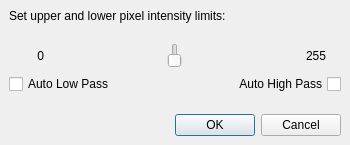
The window that SegmentationPlugins/ui/manual.ui (erikor/Imagine) describes before a commit, drawn with Qt 5.
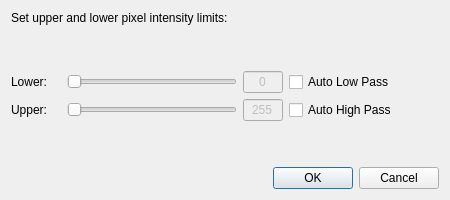
The same window after the commit. Custom widgets are drawn as their Qt base class.

Commit message: Removed all references to doubleslider and replaced the doublesliders with two sliders as double slider was very buggy, esp on OS X.

Patch:
```diff
--- a/SegmentationPlugins/ui/manual.ui
+++ b/SegmentationPlugins/ui/manual.ui
@@ -1,39 +1,33 @@
 <ui version="4.0" >
  <class>Dialog</class>
- <widget class="QDialog" name="Dialog" >
-  <property name="geometry" >
+ <widget class="QDialog" name="Dialog">
+  <property name="geometry">
    <rect>
     <x>0</x>
     <y>0</y>
-    <width>350</width>
-    <height>145</height>
+    <width>450</width>
+    <height>200</height>
    </rect>
   </property>
-  <property name="minimumSize" >
+  <property name="minimumSize">
    <size>
-    <width>350</width>
-    <height>145</height>
+    <width>450</width>
+    <height>200</height>
    </size>
   </property>
-  <property name="maximumSize" >
+  <property name="maximumSize">
    <size>
-    <width>350</width>
-    <height>145</height>
+    <width>450</width>
+    <height>200</height>
    </size>
   </property>
   <property name="windowTitle" >
    <string>Band pass filter settings</string>
   </property>
-  <layout class="QVBoxLayout" >
-   <property name="margin" >
-    <number>9</number>
-   </property>
-   <property name="spacing" >
-    <number>6</number>
-   </property>
+  <layout class="QVBoxLayout" name="verticalLayout">
    <item>
-    <widget class="QLabel" name="label" >
-     <property name="text" >
+    <widget class="QLabel" name="label">
+     <property name="text">
       <string>Set upper and lower pixel intensity limits:</string>
      </property>
     </widget>
@@ -52,74 +46,85 @@
     </spacer>
    </item>
    <item>
-    <layout class="QHBoxLayout" >
-     <property name="margin" >
-      <number>0</number>
-     </property>
-     <property name="spacing" >
-      <number>6</number>
-     </property>
+    <layout class="QHBoxLayout" name="horizontalLayout">
      <item>
-      <widget class="QLabel" name="min" >
-       <property name="minimumSize" >
+      <widget class="QLabel" name="label_3">
+       <property name="sizePolicy">
+        <sizepolicy hsizetype="Fixed" vsizetype="Preferred">
+         <horstretch>0</horstretch>
+         <verstretch>0</verstretch>
+        </sizepolicy>
+       </property>
+       <property name="minimumSize">
         <size>
-         <width>30</width>
+         <width>40</width>
          <height>0</height>
         </size>
        </property>
-       <property name="text" >
+       <property name="maximumSize">
+        <size>
+         <width>50</width>
+         <height>16777215</height>
+        </size>
+       </property>
+       <property name="text">
+        <string>Lower:</string>
+       </property>
+      </widget>
+     </item>
+     <item>
+      <widget class="QSlider" name="thresholdLower">
+       <property name="sizePolicy">
+        <sizepolicy hsizetype="Fixed" vsizetype="Fixed">
+         <horstretch>0</horstretch>
+         <verstretch>0</verstretch>
+        </sizepolicy>
+       </property>
+       <property name="minimumSize">
+        <size>
+         <width>170</width>
+         <height>0</height>
+        </size>
+       </property>
+       <property name="orientation">
+        <enum>Qt::Horizontal</enum>
+       </property>
+      </widget>
+     </item>
+     <item>
+      <widget class="QLineEdit" name="thresholdLowerLabel">
+       <property name="enabled">
+        <bool>false</bool>
+       </property>
+       <property name="sizePolicy">
+        <sizepolicy hsizetype="Fixed" vsizetype="Fixed">
+         <horstretch>0</horstretch>
+         <verstretch>0</verstretch>
+        </sizepolicy>
+       </property>
+       <property name="maximumSize">
+        <size>
+         <width>40</width>
+         <height>16777215</height>
+        </size>
+       </property>
+       <property name="text">
         <string>0</string>
        </property>
-       <property name="alignment" >
-        <set>Qt::AlignRight|Qt::AlignTrailing|Qt::AlignVCenter</set>
+       <property name="alignment">
+        <set>Qt::AlignCenter</set>
        </property>
       </widget>
      </item>
      <item>
-      <widget class="DoubleSlider" name="thresholdSlider" >
-       <property name="minimumSize" >
+      <widget class="QCheckBox" name="autoLow">
+       <property name="minimumSize">
         <size>
-         <width>250</width>
-         <height>25</height>
+         <width>50</width>
+         <height>0</height>
         </size>
        </property>
-       <property name="maximumSize" >
-        <size>
-         <width>16777215</width>
-         <height>25</height>
-        </size>
-       </property>
-       <property name="toolTip" >
-        <string>Double Slider</string>
-       </property>
-       <property name="whatsThis" >
-        <string>Allows setting min and max values on 1 slider</string>
-       </property>
-       <property name="orientation" >
-        <enum>Qt::Vertical</enum>
-       </property>
-      </widget>
-     </item>
-     <item>
-      <widget class="QLabel" name="max" >
-       <property name="text" >
-        <string>255</string>
-       </property>
-      </widget>
-     </item>
-    </layout>
-   </item>
-   <item>
-    <layout class="QHBoxLayout" >
-     <property name="margin" >
-      <number>0</number>
-     </property>
-     <property name="spacing" >
-      <number>6</number>
-     </property>
-     <item>
-      <widget class="QCheckBox" name="autoLow" >
-       <property name="layoutDirection" >
+       <property name="layoutDirection">
         <enum>Qt::LeftToRight</enum>
        </property>
        <property name="text" >
@@ -127,12 +132,91 @@
        </property>
       </widget>
      </item>
+    </layout>
+   </item>
+   <item>
+    <layout class="QHBoxLayout" name="layoutWidget_3">
      <item>
-      <widget class="QCheckBox" name="autoHigh" >
-       <property name="layoutDirection" >
-        <enum>Qt::RightToLeft</enum>
+      <widget class="QLabel" name="label_4">
+       <property name="sizePolicy">
+        <sizepolicy hsizetype="Fixed" vsizetype="Preferred">
+         <horstretch>0</horstretch>
+         <verstretch>0</verstretch>
+        </sizepolicy>
        </property>
-       <property name="text" >
+       <property name="minimumSize">
+        <size>
+         <width>50</width>
+         <height>0</height>
+        </size>
+       </property>
+       <property name="maximumSize">
+        <size>
+         <width>50</width>
+         <height>16777215</height>
+        </size>
+       </property>
+       <property name="text">
+        <string>Upper:</string>
+       </property>
+      </widget>
+     </item>
+     <item>
+      <widget class="QSlider" name="thresholdUpper">
+       <property name="sizePolicy">
+        <sizepolicy hsizetype="Fixed" vsizetype="Fixed">
+         <horstretch>0</horstretch>
+         <verstretch>0</verstretch>
+        </sizepolicy>
+       </property>
+       <property name="minimumSize">
+        <size>
+         <width>170</width>
+         <height>0</height>
+        </size>
+       </property>
+       <property name="orientation">
+        <enum>Qt::Horizontal</enum>
+       </property>
+      </widget>
+     </item>
+     <item>
+      <widget class="QLineEdit" name="thresholdUpperLabel">
+       <property name="enabled">
+        <bool>false</bool>
+       </property>
+       <property name="sizePolicy">
+        <sizepolicy hsizetype="Fixed" vsizetype="Fixed">
+         <horstretch>0</horstretch>
+         <verstretch>0</verstretch>
+        </sizepolicy>
+       </property>
+       <property name="maximumSize">
+        <size>
+         <width>40</width>
+         <height>16777215</height>
+        </size>
+       </property>
+       <property name="text">
+        <string>255</string>
+       </property>
+       <property name="alignment">
+        <set>Qt::AlignCenter</set>
+       </property>
+      </widget>
+     </item>
+     <item>
+      <widget class="QCheckBox" name="autoHigh">
+       <property name="minimumSize">
+        <size>
+         <width>50</width>
+         <height>0</height>
+        </size>
+       </property>
+       <property name="layoutDirection">
+        <enum>Qt::LeftToRight</enum>
+       </property>
+       <property name="text">
         <string>Auto High Pass</string>
        </property>
       </widget>
@@ -153,24 +237,17 @@
     </spacer>
    </item>
    <item>
-    <widget class="QDialogButtonBox" name="buttonBox" >
-     <property name="orientation" >
+    <widget class="QDialogButtonBox" name="buttonBox">
+     <property name="orientation">
       <enum>Qt::Horizontal</enum>
      </property>
-     <property name="standardButtons" >
-      <set>QDialogButtonBox::Cancel|QDialogButtonBox::NoButton|QDialogButtonBox::Ok</set>
+     <property name="standardButtons">
+      <set>QDialogButtonBox::Cancel|QDialogButtonBox::Ok</set>
      </property>
     </widget>
    </item>
   </layout>
  </widget>
- <customwidgets>
-  <customwidget>
-   <class>DoubleSlider</class>
-   <extends>QSlider</extends>
-   <header>doubleslider.h</header>
-  </customwidget>
- </customwidgets>
  <resources/>
  <connections>
   <connection>
```
Left out of the diff: 26 changed lines with no effect on the pictures. The commit also changes 13 other files.
